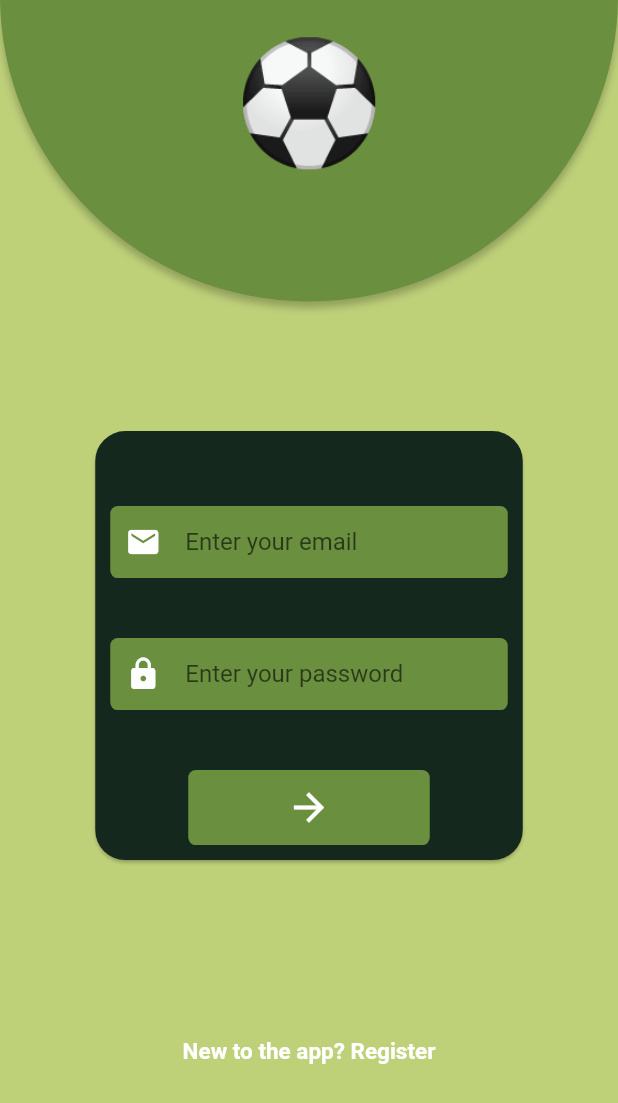
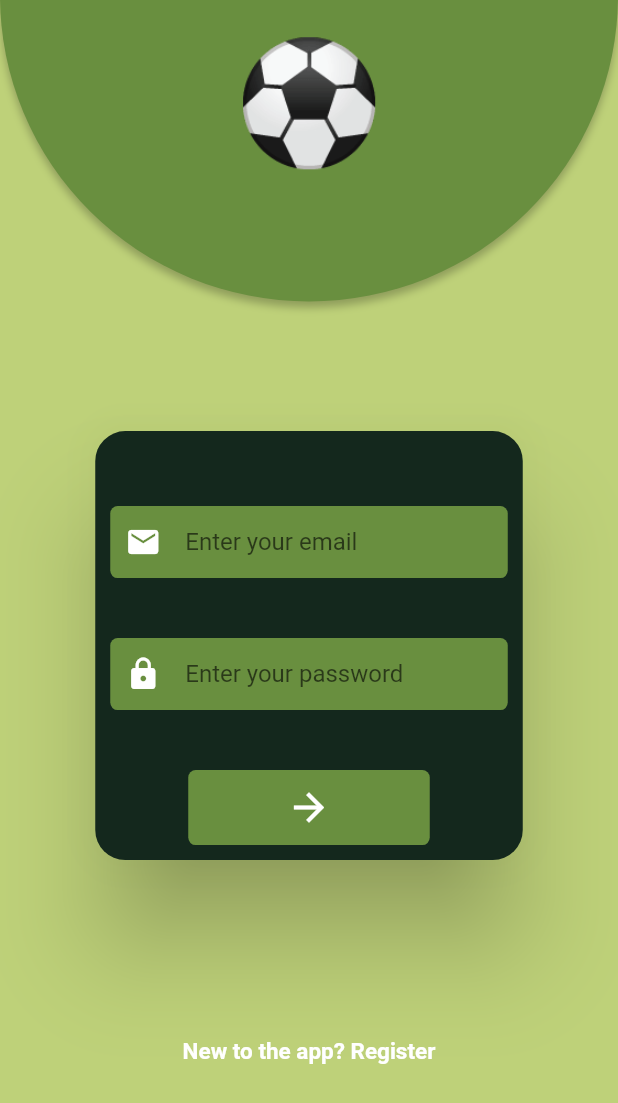
Before and after one commit to juanfranciscocis/Album_Checker, a Flutter app: the screen it shows after launch, scrolled down 199 dp, after a tap on the "arrow forward" icon, on a phone screen of 412 x 824 dp. Shown: the top 1103 px of the screen. Run offline on Flutter 3.47's test engine with Material 2 defaults, Android fonts, the phone set to English and light mode, and no system bars; network calls fail.

Commit message:
LOGIN AND REGISTER BACKEND CONNECTION TO FIREBASE IS WORKING. LOGIN SCREEN WORKING PROPERLY. REGISTER SCREEN NOT IMPLEMENTED

```diff
--- a/lib/main.dart
+++ b/lib/main.dart
@@ -1,9 +1,32 @@
+import 'package:album_checker/providers/providers.dart';
 import 'package:album_checker/screens/screens.dart';
+import 'package:album_checker/services/login_firebase_service.dart';
 import 'package:flutter/material.dart';
+import 'package:provider/provider.dart';
+
+import 'models/login_firebase_model.dart';
 
 void main(){
-  runApp(const MyApp());
+  WidgetsFlutterBinding.ensureInitialized();
+  runApp(const AppState());
 }
+
+
+
+
+class AppState extends StatelessWidget{
+  const AppState({Key? key}) : super(key: key);
+
+  @override
+  Widget build(BuildContext context) {
+    return MultiProvider(providers:[
+      ChangeNotifierProvider(create: (_) => LoginFirebaseService()),
+      ChangeNotifierProvider(create: (_) => LoginFormProvider()),
+    ], child: const MyApp());
+  }
+}
+
+
 
 class MyApp extends StatelessWidget{
   //CONSTRUCTOR
@@ -19,6 +42,7 @@ class MyApp extends StatelessWidget{
       routes: {
         '/login': (BuildContext context) => LoginScreen(),
         '/register': (BuildContext context) => RegisterScreen(),
+        '/home': (BuildContext context) => HomeScreen(),
 
       },
     );
--- /dev/null
+++ b/lib/models/login_firebase_model.dart
@@ -0,0 +1,47 @@
+// To parse this JSON data, do
+//
+//     final login = loginFromMap(jsonString);
+
+import 'dart:convert';
+
+import 'package:flutter/foundation.dart';
+
+class Login extends ChangeNotifier{
+
+
+  String email;
+  String password;
+  bool returnSecureToken = true;
+
+  String? idToken;
+  String? displayName;
+
+  Login({
+    required this.email,
+    required this.password,
+    this.displayName,
+  });
+
+  factory Login.fromJson(String str) => Login.fromMap(json.decode(str));
+
+  String toJson() => json.encode(toMap());
+
+  factory Login.fromMap(Map<String, dynamic> json) => Login(
+    email: json["email"],
+    password: json["password"],
+    displayName: json["displayName"],
+  );
+
+  Map<String, dynamic> toMap() => {
+    "email": email,
+    "password": password,
+    "returnSecureToken": returnSecureToken,
+    "idToken": idToken,
+    "displayName": displayName,
+  };
+
+
+
+
+
+}
--- /dev/null
+++ b/lib/models/models.dart
@@ -0,0 +1 @@
+export 'package:album_checker/models/login_firebase_model.dart';
--- /dev/null
+++ b/lib/providers/login_form_provider.dart
@@ -0,0 +1,54 @@
+
+import 'package:flutter/material.dart';
+
+class LoginFormProvider extends ChangeNotifier{
+
+  //PROPERTIES
+  GlobalKey<FormState> formKey = GlobalKey<FormState>();
+
+  String name = '';
+  String email = '';
+  String password = '';
+
+  bool isLoading = false;
+
+
+
+  //METHODS
+  bool isValidForm(){
+
+    print('LOGIN IS : ${formKey.currentState?.validate()}');
+    print('EMAIL IS : $email');
+    print('PASSWORD IS : $password');
+
+
+    return formKey.currentState?.validate() ?? false;
+  }
+
+  //getters
+  GlobalKey<FormState> getFormKey() => formKey;
+  String getName() => name;
+  String getEmail() => email;
+  String getPassword() => password;
+  bool getIsLoading() => isLoading;
+
+
+  //setters
+  void setName(String value) {
+    name = value;
+    notifyListeners();
+  }
+  void setEmail(String email){
+    this.email = email;
+    notifyListeners();
+  }
+  void setPassword(String password){
+    this.password = password;
+    notifyListeners();
+  }
+  void setIsLoading(bool isLoading){
+    this.isLoading = isLoading;
+    notifyListeners();
+  }
+
+}
--- /dev/null
+++ b/lib/providers/providers.dart
@@ -0,0 +1 @@
+export 'package:album_checker/providers/login_form_provider.dart';
--- a/lib/screens/login_screen.dart
+++ b/lib/screens/login_screen.dart
@@ -1,5 +1,10 @@
+import 'package:album_checker/models/login_firebase_model.dart';
 import 'package:album_checker/screens/screens.dart';
+import 'package:album_checker/services/login_firebase_service.dart';
 import 'package:flutter/material.dart';
+import 'package:provider/provider.dart';
+
+import '../providers/login_form_provider.dart';
 
 class LoginScreen extends StatelessWidget{
   const LoginScreen({Key? key}) : super(key: key);
@@ -90,8 +95,12 @@ class _MainCardWidget extends StatelessWidget {
 
   @override
   Widget build(BuildContext context) {
-    final Size size = MediaQuery.of(context).size;
+
+    final loginFormProvider = Provider.of<LoginFormProvider>(context);
+
+
     return Card(
+      elevation: 30,
       shape: RoundedRectangleBorder(
         borderRadius: BorderRadius.circular(20),
       ),
@@ -104,11 +113,11 @@ class _MainCardWidget extends StatelessWidget {
               const SizedBox(
                 height: 40,
               ),
-            _Email(),
+            _Email(loginFormProvider:loginFormProvider),
               const SizedBox(
                 height: 40,
               ),
-            _Password(),
+            _Password(loginFormProvider:loginFormProvider),
 
               const SizedBox(
                 height: 40,
@@ -129,8 +138,18 @@ class _MainCardWidget extends StatelessWidget {
                     ),
                   child: Icon(Icons.arrow_forward, color: Colors.white, size: 30,),
                 ),
-                  onPressed: (){
-                    print('Login');
+                  onPressed: () async {
+                    Login login = Login(email: loginFormProvider.email, password: loginFormProvider.password);
+                    final loginFirebaseService = Provider.of<LoginFirebaseService>(context, listen: false);
+                    await loginFirebaseService.login(login);
+
+                    if(loginFirebaseService.getIsLogin() == true){
+                      Navigator.of(context).pushAndRemoveUntil(MaterialPageRoute(builder: (context) =>
+                          HomeScreen()), (Route<dynamic> route) => false);
+                    }
+
+
+
                 }
               )
 
@@ -150,8 +169,10 @@ class _MainCardWidget extends StatelessWidget {
 }
 
 class _Email extends StatelessWidget {
+  final LoginFormProvider loginFormProvider;
+
   const _Email({
-    Key? key,
+    Key? key, required  this.loginFormProvider,
   }) : super(key: key);
 
   @override
@@ -170,14 +191,18 @@ class _Email extends StatelessWidget {
       ),
       child: Padding(
         padding: const EdgeInsets.only(right: 10, left: 10),
-        child: const TextField(
+        child:  TextField(
+          keyboardType: TextInputType.emailAddress,
+          onChanged: (value) {
+            loginFormProvider.email = value;
+            print(loginFormProvider.email);
+            },
           style: TextStyle(color: Colors.white),
           decoration: InputDecoration(
             border: InputBorder.none,
             hintText: 'Enter your email',
             icon : Icon(Icons.email, color: Colors.white,),
           ),
-          //TODO: ADD CONTROLLER
         ),
       ),
     );
@@ -185,8 +210,10 @@ class _Email extends StatelessWidget {
 }
 
 class _Password extends StatelessWidget {
+  final LoginFormProvider loginFormProvider;
+
   const _Password({
-    Key? key,
+    Key? key, required this.loginFormProvider,
   }) : super(key: key);
 
   @override
@@ -205,7 +232,13 @@ class _Password extends StatelessWidget {
       ),
       child: Padding(
         padding: const EdgeInsets.only(right: 10, left: 10),
-        child: const TextField(
+        child: TextField(
+          obscureText: true,
+          onChanged: (value) {
+            loginFormProvider.password = value;
+            print(loginFormProvider.password);
+          },
+
           style: TextStyle(color: Colors.white),
           decoration: InputDecoration(
             border: InputBorder.none,
--- a/lib/screens/register_screen.dart
+++ b/lib/screens/register_screen.dart
@@ -100,6 +100,7 @@ class _MainCardWidget extends StatelessWidget {
   Widget build(BuildContext context) {
     final Size size = MediaQuery.of(context).size;
     return Card(
+      elevation: 30,
       shape: RoundedRectangleBorder(
         borderRadius: BorderRadius.circular(20),
       ),
--- a/lib/screens/screens.dart
+++ b/lib/screens/screens.dart
@@ -1,4 +1,4 @@
 
-
+export 'package:album_checker/screens/home_screen.dart';
 export 'package:album_checker/screens/login_screen.dart';
 export 'package:album_checker/screens/register_screen.dart';
--- /dev/null
+++ b/lib/services/login_firebase_service.dart
@@ -0,0 +1,76 @@
+
+
+import 'dart:convert';
+
+import 'package:album_checker/models/models.dart';
+
+import 'package:flutter/material.dart';
+import 'package:http/http.dart' as http;
+
+class LoginFirebaseService extends ChangeNotifier {
+
+
+  //PROPERGTIES
+  bool _isLoading = false;
+  bool _isLogin = false;
+
+  //getters
+  bool getIsLoading() => _isLoading;
+  bool getIsLogin() => _isLogin;
+
+
+
+  //METHODS
+  Future login(Login login) async {
+    _isLoading = true;
+    //LOGIN USING EMAIL AND PASSWORD
+    final url = Uri.parse('https://identitytoolkit.googleapis.com/v1/accounts:signInWithPassword?key=AIzaSyCyVW8X_u9i7ZG4wzmfcRiRp2paqR7tu_I');
+    final response = await http.post(url, body: login.toJson());
+    final decodedData = json.decode(response.body);
+    login.idToken = await decodedData['idToken'];
+
+    if(login.idToken != null) {
+      print('Login Successfull...');
+      print('ID TOKEN: ${login.idToken}');
+      _isLogin = true;
+    } else {
+      print('Login Failed...');
+      _isLogin = false;
+      return;
+    }
+
+    //GET USER DATA, DISPLAY NAME
+    final url2 = Uri.parse('https://identitytoolkit.googleapis.com/v1/accounts:lookup?key=AIzaSyCyVW8X_u9i7ZG4wzmfcRiRp2paqR7tu_I');
+    final response2 = await http.post(url2, body: login.toJson());
+    final decodedData2 = json.decode(response2.body);
+    login.displayName = await decodedData2['users'][0]['displayName'];
+
+    _isLoading = false;
+
+
+
+    return decodedData['idToken'];
+  }
+
+  Future register(Login login) async {
+    _isLoading = true;
+    //CREATING ACCOUNT WITH MAIL AND PASSWORD
+    final url = Uri.parse('https://identitytoolkit.googleapis.com/v1/accounts:signUp?key=AIzaSyCyVW8X_u9i7ZG4wzmfcRiRp2paqR7tu_I');
+    final response = await http.post(url, body: login.toJson());
+    final decodedData = json.decode(response.body);
+    login.idToken = await decodedData['idToken'];
+
+    //UPDATING ACCOUNT WITH DISPLAY NAME
+    final url2 = Uri.parse('https://identitytoolkit.googleapis.com/v1/accounts:update?key=AIzaSyCyVW8X_u9i7ZG4wzmfcRiRp2paqR7tu_I');
+    final response2 = await http.post(url2, body: login.toJson());
+    final decodedData2 = json.decode(response2.body);
+
+    _isLoading = false;
+
+    return decodedData['idToken'];
+  }
+
+
+
+
+}
--- a/pubspec.yaml
+++ b/pubspec.yaml
@@ -36,6 +36,8 @@ dependencies:
   # The following adds the Cupertino Icons font to your application.
   # Use with the CupertinoIcons class for iOS style icons.
   cupertino_icons: ^1.0.2
+  http: ^0.13.5
+  provider: ^6.0.3
 
 dev_dependencies:
   flutter_test:
```
Also changed, not shown: lib/screens/home_screen.dart (+14 -0 lines), lib/services/services.dart (added), pubspec.lock.
